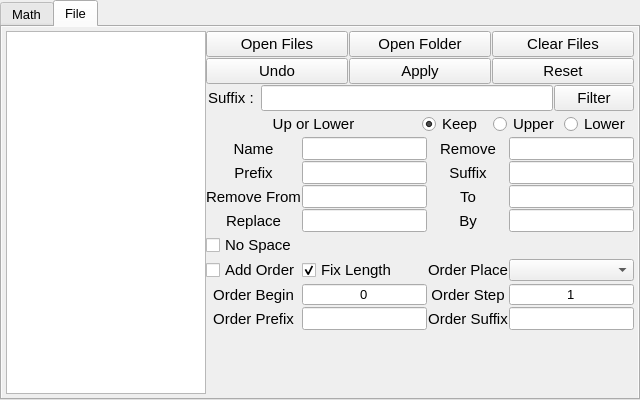
This is src/ui/MainWindow.ui in chen6556/ZSLBox as Qt 5 draws it before an edit. The edited form follows.
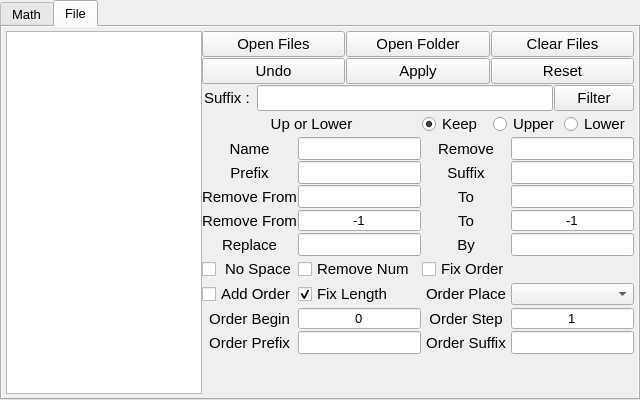
This is the edited form. The open tabs and pages were chosen to show the change.

```diff
--- a/src/ui/MainWindow.ui
+++ b/src/ui/MainWindow.ui
@@ -502,7 +502,7 @@
              <x>0</x>
              <y>0</y>
              <width>634</width>
-             <height>372</height>
+             <height>377</height>
             </rect>
            </property>
            <layout class="QHBoxLayout" name="horizontalLayout_3">
@@ -771,6 +771,54 @@
               </item>
               <item>
                <layout class="QGridLayout" name="gridLayout_2">
+                <item row="5" column="2">
+                 <widget class="QLineEdit" name="file_name_replace_src">
+                  <property name="font">
+                   <font>
+                    <pointsize>10</pointsize>
+                   </font>
+                  </property>
+                  <property name="alignment">
+                   <set>Qt::AlignCenter</set>
+                  </property>
+                 </widget>
+                </item>
+                <item row="3" column="4">
+                 <widget class="QLineEdit" name="file_remove_to">
+                  <property name="font">
+                   <font>
+                    <pointsize>10</pointsize>
+                   </font>
+                  </property>
+                  <property name="alignment">
+                   <set>Qt::AlignCenter</set>
+                  </property>
+                 </widget>
+                </item>
+                <item row="9" column="2">
+                 <widget class="QLineEdit" name="file_order_prefix">
+                  <property name="font">
+                   <font>
+                    <pointsize>10</pointsize>
+                   </font>
+                  </property>
+                  <property name="alignment">
+                   <set>Qt::AlignCenter</set>
+                  </property>
+                 </widget>
+                </item>
+                <item row="5" column="4">
+                 <widget class="QLineEdit" name="file_name_replace_dst">
+                  <property name="font">
+                   <font>
+                    <pointsize>10</pointsize>
+                   </font>
+                  </property>
+                  <property name="alignment">
+                   <set>Qt::AlignCenter</set>
+                  </property>
+                 </widget>
+                </item>
                 <item row="1" column="4">
                  <widget class="QLineEdit" name="file_remove">
                   <property name="font">
@@ -783,15 +831,93 @@
                   </property>
                  </widget>
                 </item>
-                <item row="3" column="0">
-                 <widget class="QLabel" name="label_13">
+                <item row="1" column="3">
+                 <widget class="QLabel" name="label_12">
                   <property name="font">
                    <font>
                     <pointsize>11</pointsize>
                    </font>
                   </property>
                   <property name="text">
-                   <string>Remove From</string>
+                   <string>Remove</string>
+                  </property>
+                  <property name="alignment">
+                   <set>Qt::AlignCenter</set>
+                  </property>
+                 </widget>
+                </item>
+                <item row="1" column="2">
+                 <widget class="QLineEdit" name="file_name">
+                  <property name="font">
+                   <font>
+                    <pointsize>10</pointsize>
+                   </font>
+                  </property>
+                  <property name="alignment">
+                   <set>Qt::AlignCenter</set>
+                  </property>
+                 </widget>
+                </item>
+                <item row="6" column="0">
+                 <widget class="QCheckBox" name="file_remove_space">
+                  <property name="font">
+                   <font>
+                    <pointsize>11</pointsize>
+                   </font>
+                  </property>
+                  <property name="text">
+                   <string> No Space</string>
+                  </property>
+                 </widget>
+                </item>
+                <item row="8" column="4">
+                 <widget class="QSpinBox" name="file_order_step">
+                  <property name="font">
+                   <font>
+                    <pointsize>10</pointsize>
+                   </font>
+                  </property>
+                  <property name="alignment">
+                   <set>Qt::AlignCenter</set>
+                  </property>
+                  <property name="buttonSymbols">
+                   <enum>QAbstractSpinBox::NoButtons</enum>
+                  </property>
+                  <property name="minimum">
+                   <number>-100</number>
+                  </property>
+                  <property name="maximum">
+                   <number>100</number>
+                  </property>
+                  <property name="value">
+                   <number>1</number>
+                  </property>
+                 </widget>
+                </item>
+                <item row="7" column="2">
+                 <widget class="QCheckBox" name="file_fix_order_len">
+                  <property name="font">
+                   <font>
+                    <pointsize>11</pointsize>
+                   </font>
+                  </property>
+                  <property name="text">
+                   <string>Fix Length</string>
+                  </property>
+                  <property name="checked">
+                   <bool>true</bool>
+                  </property>
+                 </widget>
+                </item>
+                <item row="5" column="0">
+                 <widget class="QLabel" name="label_16">
+                  <property name="font">
+                   <font>
+                    <pointsize>11</pointsize>
+                   </font>
+                  </property>
+                  <property name="text">
+                   <string>Replace</string>
                   </property>
                   <property name="alignment">
                    <set>Qt::AlignCenter</set>
@@ -813,8 +939,8 @@
                   </property>
                  </widget>
                 </item>
-                <item row="4" column="4">
-                 <widget class="QLineEdit" name="file_name_replace_dst">
+                <item row="2" column="2">
+                 <widget class="QLineEdit" name="file_prefix">
                   <property name="font">
                    <font>
                     <pointsize>10</pointsize>
@@ -825,7 +951,34 @@
                   </property>
                  </widget>
                 </item>
-                <item row="7" column="0">
+                <item row="3" column="2">
+                 <widget class="QLineEdit" name="file_remove_from">
+                  <property name="font">
+                   <font>
+                    <pointsize>10</pointsize>
+                   </font>
+                  </property>
+                  <property name="alignment">
+                   <set>Qt::AlignCenter</set>
+                  </property>
+                 </widget>
+                </item>
+                <item row="3" column="0">
+                 <widget class="QLabel" name="label_13">
+                  <property name="font">
+                   <font>
+                    <pointsize>11</pointsize>
+                   </font>
+                  </property>
+                  <property name="text">
+                   <string>Remove From</string>
+                  </property>
+                  <property name="alignment">
+                   <set>Qt::AlignCenter</set>
+                  </property>
+                 </widget>
+                </item>
+                <item row="8" column="0">
                  <widget class="QLabel" name="label_18">
                   <property name="font">
                    <font>
@@ -840,7 +993,25 @@
                   </property>
                  </widget>
                 </item>
-                <item row="8" column="0">
+                <item row="5" column="3">
+                 <widget class="QLabel" name="label_17">
+                  <property name="font">
+                   <font>
+                    <pointsize>11</pointsize>
+                   </font>
+                  </property>
+                  <property name="text">
+                   <string>By</string>
+                  </property>
+                  <property name="alignment">
+                   <set>Qt::AlignCenter</set>
+                  </property>
+                 </widget>
+                </item>
+                <item row="7" column="4">
+                 <widget class="QComboBox" name="file_order_place"/>
+                </item>
+                <item row="9" column="0">
                  <widget class="QLabel" name="label_19">
                   <property name="font">
                    <font>
@@ -855,91 +1026,22 @@
                   </property>
                  </widget>
                 </item>
+                <item row="1" column="0">
+                 <widget class="QLabel" name="label_11">
+                  <property name="font">
+                   <font>
+                    <pointsize>11</pointsize>
+                   </font>
+                  </property>
+                  <property name="text">
+                   <string>Name</string>
+                  </property>
+                  <property name="alignment">
+                   <set>Qt::AlignCenter</set>
+                  </property>
+                 </widget>
+                </item>
                 <item row="8" column="3">
-                 <widget class="QLabel" name="label_20">
-                  <property name="font">
-                   <font>
-                    <pointsize>11</pointsize>
-                   </font>
-                  </property>
-                  <property name="text">
-                   <string>Order Suffix</string>
-                  </property>
-                  <property name="alignment">
-                   <set>Qt::AlignCenter</set>
-                  </property>
-                 </widget>
-                </item>
-                <item row="6" column="4">
-                 <widget class="QComboBox" name="file_order_place"/>
-                </item>
-                <item row="3" column="2">
-                 <widget class="QLineEdit" name="file_remove_from">
-                  <property name="font">
-                   <font>
-                    <pointsize>10</pointsize>
-                   </font>
-                  </property>
-                  <property name="alignment">
-                   <set>Qt::AlignCenter</set>
-                  </property>
-                 </widget>
-                </item>
-                <item row="8" column="4">
-                 <widget class="QLineEdit" name="file_order_suffix">
-                  <property name="font">
-                   <font>
-                    <pointsize>10</pointsize>
-                   </font>
-                  </property>
-                  <property name="alignment">
-                   <set>Qt::AlignCenter</set>
-                  </property>
-                 </widget>
-                </item>
-                <item row="3" column="4">
-                 <widget class="QLineEdit" name="file_remove_to">
-                  <property name="font">
-                   <font>
-                    <pointsize>10</pointsize>
-                   </font>
-                  </property>
-                  <property name="alignment">
-                   <set>Qt::AlignCenter</set>
-                  </property>
-                 </widget>
-                </item>
-                <item row="4" column="0">
-                 <widget class="QLabel" name="label_16">
-                  <property name="font">
-                   <font>
-                    <pointsize>11</pointsize>
-                   </font>
-                  </property>
-                  <property name="text">
-                   <string>Replace</string>
-                  </property>
-                  <property name="alignment">
-                   <set>Qt::AlignCenter</set>
-                  </property>
-                 </widget>
-                </item>
-                <item row="4" column="3">
-                 <widget class="QLabel" name="label_17">
-                  <property name="font">
-                   <font>
-                    <pointsize>11</pointsize>
-                   </font>
-                  </property>
-                  <property name="text">
-                   <string>By</string>
-                  </property>
-                  <property name="alignment">
-                   <set>Qt::AlignCenter</set>
-                  </property>
-                 </widget>
-                </item>
-                <item row="7" column="3">
                  <widget class="QLabel" name="label_21">
                   <property name="font">
                    <font>
@@ -954,42 +1056,15 @@
                   </property>
                  </widget>
                 </item>
-                <item row="8" column="2">
-                 <widget class="QLineEdit" name="file_order_prefix">
-                  <property name="font">
-                   <font>
-                    <pointsize>10</pointsize>
-                   </font>
-                  </property>
-                  <property name="alignment">
-                   <set>Qt::AlignCenter</set>
-                  </property>
-                 </widget>
-                </item>
-                <item row="1" column="3">
-                 <widget class="QLabel" name="label_12">
+                <item row="7" column="0">
+                 <widget class="QCheckBox" name="file_add_order">
                   <property name="font">
                    <font>
                     <pointsize>11</pointsize>
                    </font>
                   </property>
                   <property name="text">
-                   <string>Remove</string>
-                  </property>
-                  <property name="alignment">
-                   <set>Qt::AlignCenter</set>
-                  </property>
-                 </widget>
-                </item>
-                <item row="2" column="2">
-                 <widget class="QLineEdit" name="file_prefix">
-                  <property name="font">
-                   <font>
-                    <pointsize>10</pointsize>
-                   </font>
-                  </property>
-                  <property name="alignment">
-                   <set>Qt::AlignCenter</set>
+                   <string>Add Order</string>
                   </property>
                  </widget>
                 </item>
@@ -1008,75 +1083,21 @@
                   </property>
                  </widget>
                 </item>
-                <item row="1" column="2">
-                 <widget class="QLineEdit" name="file_name">
-                  <property name="font">
-                   <font>
-                    <pointsize>10</pointsize>
-                   </font>
-                  </property>
-                  <property name="alignment">
-                   <set>Qt::AlignCenter</set>
-                  </property>
-                 </widget>
-                </item>
-                <item row="7" column="2">
-                 <widget class="QSpinBox" name="file_order_begin">
-                  <property name="font">
-                   <font>
-                    <pointsize>10</pointsize>
-                   </font>
-                  </property>
-                  <property name="alignment">
-                   <set>Qt::AlignCenter</set>
-                  </property>
-                  <property name="buttonSymbols">
-                   <enum>QAbstractSpinBox::NoButtons</enum>
-                  </property>
-                  <property name="maximum">
-                   <number>999999999</number>
-                  </property>
-                 </widget>
-                </item>
-                <item row="1" column="0">
-                 <widget class="QLabel" name="label_11">
+                <item row="2" column="0">
+                 <widget class="QLabel" name="label_9">
                   <property name="font">
                    <font>
                     <pointsize>11</pointsize>
                    </font>
                   </property>
                   <property name="text">
-                   <string>Name</string>
+                   <string>Prefix</string>
                   </property>
                   <property name="alignment">
                    <set>Qt::AlignCenter</set>
                   </property>
                  </widget>
                 </item>
-                <item row="7" column="4">
-                 <widget class="QSpinBox" name="file_order_step">
-                  <property name="font">
-                   <font>
-                    <pointsize>10</pointsize>
-                   </font>
-                  </property>
-                  <property name="alignment">
-                   <set>Qt::AlignCenter</set>
-                  </property>
-                  <property name="buttonSymbols">
-                   <enum>QAbstractSpinBox::NoButtons</enum>
-                  </property>
-                  <property name="minimum">
-                   <number>-100</number>
-                  </property>
-                  <property name="maximum">
-                   <number>100</number>
-                  </property>
-                  <property name="value">
-                   <number>1</number>
-                  </property>
-                 </widget>
-                </item>
                 <item row="2" column="4">
                  <widget class="QLineEdit" name="file_suffix">
                   <property name="font">
@@ -1089,7 +1110,52 @@
                   </property>
                  </widget>
                 </item>
-                <item row="6" column="3">
+                <item row="9" column="4">
+                 <widget class="QLineEdit" name="file_order_suffix">
+                  <property name="font">
+                   <font>
+                    <pointsize>10</pointsize>
+                   </font>
+                  </property>
+                  <property name="alignment">
+                   <set>Qt::AlignCenter</set>
+                  </property>
+                 </widget>
+                </item>
+                <item row="8" column="2">
+                 <widget class="QSpinBox" name="file_order_begin">
+                  <property name="font">
+                   <font>
+                    <pointsize>10</pointsize>
+                   </font>
+                  </property>
+                  <property name="alignment">
+                   <set>Qt::AlignCenter</set>
+                  </property>
+                  <property name="buttonSymbols">
+                   <enum>QAbstractSpinBox::NoButtons</enum>
+                  </property>
+                  <property name="maximum">
+                   <number>999999999</number>
+                  </property>
+                 </widget>
+                </item>
+                <item row="9" column="3">
+                 <widget class="QLabel" name="label_20">
+                  <property name="font">
+                   <font>
+                    <pointsize>11</pointsize>
+                   </font>
+                  </property>
+                  <property name="text">
+                   <string>Order Suffix</string>
+                  </property>
+                  <property name="alignment">
+                   <set>Qt::AlignCenter</set>
+                  </property>
+                 </widget>
+                </item>
+                <item row="7" column="3">
                  <widget class="QLabel" name="label_22">
                   <property name="font">
                    <font>
@@ -1104,8 +1170,38 @@
                   </property>
                  </widget>
                 </item>
+                <item row="4" column="0">
+                 <widget class="QLabel" name="label_24">
+                  <property name="font">
+                   <font>
+                    <pointsize>11</pointsize>
+                   </font>
+                  </property>
+                  <property name="text">
+                   <string>Remove From</string>
+                  </property>
+                  <property name="alignment">
+                   <set>Qt::AlignCenter</set>
+                  </property>
+                 </widget>
+                </item>
+                <item row="4" column="3">
+                 <widget class="QLabel" name="label_25">
+                  <property name="font">
+                   <font>
+                    <pointsize>11</pointsize>
+                   </font>
+                  </property>
+                  <property name="text">
+                   <string>To</string>
+                  </property>
+                  <property name="alignment">
+                   <set>Qt::AlignCenter</set>
+                  </property>
+                 </widget>
+                </item>
                 <item row="4" column="2">
-                 <widget class="QLineEdit" name="file_name_replace_src">
+                 <widget class="QSpinBox" name="file_remove_index0">
                   <property name="font">
                    <font>
                     <pointsize>10</pointsize>
@@ -1114,59 +1210,65 @@
                   <property name="alignment">
                    <set>Qt::AlignCenter</set>
                   </property>
+                  <property name="buttonSymbols">
+                   <enum>QAbstractSpinBox::NoButtons</enum>
+                  </property>
+                  <property name="minimum">
+                   <number>-1</number>
+                  </property>
+                  <property name="maximum">
+                   <number>999999999</number>
+                  </property>
+                  <property name="value">
+                   <number>-1</number>
+                  </property>
                  </widget>
                 </item>
-                <item row="2" column="0">
-                 <widget class="QLabel" name="label_9">
+                <item row="4" column="4">
+                 <widget class="QSpinBox" name="file_remove_index1">
                   <property name="font">
                    <font>
-                    <pointsize>11</pointsize>
+                    <pointsize>10</pointsize>
                    </font>
                   </property>
-                  <property name="text">
-                   <string>Prefix</string>
-                  </property>
                   <property name="alignment">
                    <set>Qt::AlignCenter</set>
                   </property>
-                 </widget>
-                </item>
-                <item row="5" column="0">
-                 <widget class="QCheckBox" name="file_remove_space">
-                  <property name="font">
-                   <font>
-                    <pointsize>11</pointsize>
-                   </font>
+                  <property name="buttonSymbols">
+                   <enum>QAbstractSpinBox::NoButtons</enum>
                   </property>
-                  <property name="text">
-                   <string>No Space</string>
+                  <property name="minimum">
+                   <number>-1</number>
                   </property>
-                 </widget>
-                </item>
-                <item row="6" column="0">
-                 <widget class="QCheckBox" name="file_add_order">
-                  <property name="font">
-                   <font>
-                    <pointsize>11</pointsize>
-                   </font>
+                  <property name="maximum">
+                   <number>999999999</number>
                   </property>
-                  <property name="text">
-                   <string>Add Order</string>
+                  <property name="value">
+                   <number>-1</number>
                   </property>
                  </widget>
                 </item>
                 <item row="6" column="2">
-                 <widget class="QCheckBox" name="file_fix_order_len">
+                 <widget class="QCheckBox" name="file_remove_num">
                   <property name="font">
                    <font>
                     <pointsize>11</pointsize>
                    </font>
                   </property>
                   <property name="text">
-                   <string>Fix Length</string>
+                   <string>Remove Num</string>
                   </property>
-                  <property name="checked">
-                   <bool>true</bool>
+                 </widget>
+                </item>
+                <item row="6" column="3">
+                 <widget class="QCheckBox" name="file_fix_order">
+                  <property name="font">
+                   <font>
+                    <pointsize>11</pointsize>
+                   </font>
+                  </property>
+                  <property name="text">
+                   <string>Fix Order</string>
                   </property>
                  </widget>
                 </item>
```
